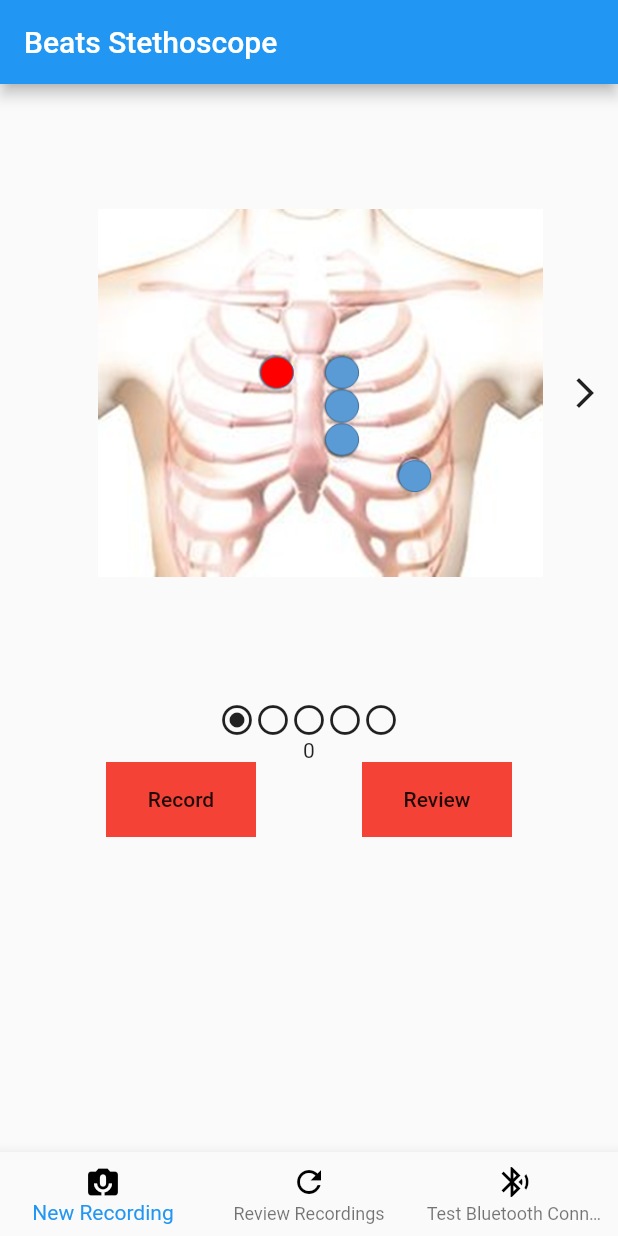
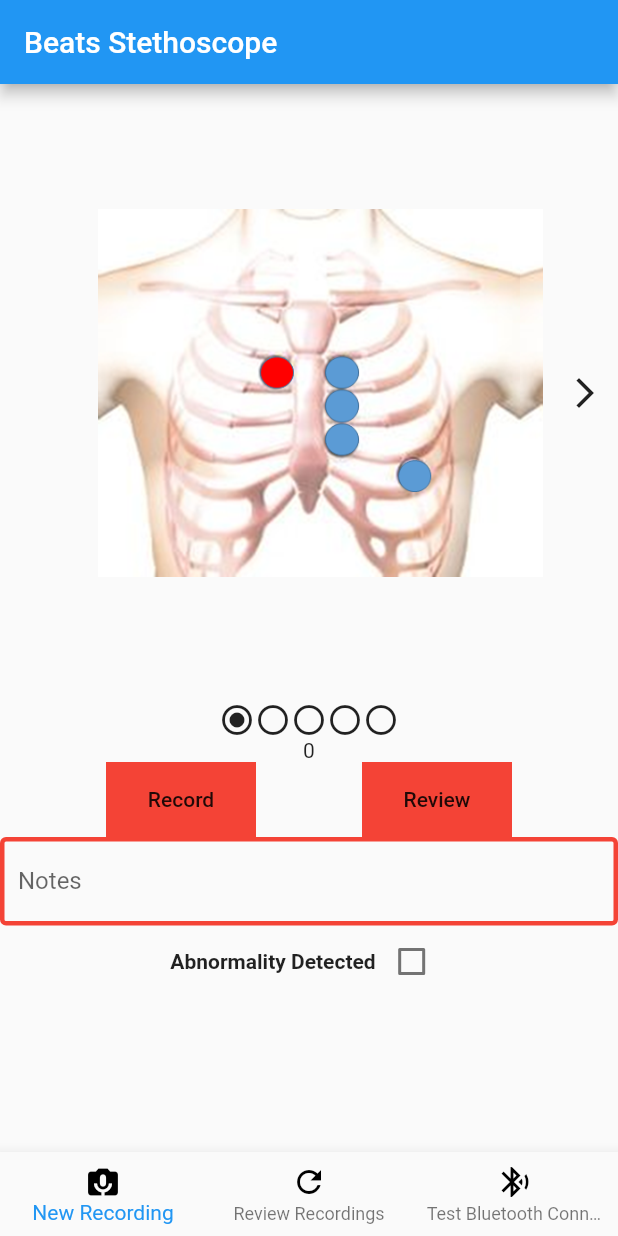
Before and after one commit to Rockwell-Holbrook/nursing_capstone, a Flutter app: the screen it shows after launch, on a phone screen of 412 x 824 dp. Run offline on Flutter 3.47's test engine with Material 2 defaults, Android fonts, the phone set to English and light mode, and no system bars; our stand-ins replace flutter_blue.

Commit message:
Added a text box and the abnormality check box.

```diff
--- a/mobile/lib/pages/home.dart
+++ b/mobile/lib/pages/home.dart
@@ -2,6 +2,7 @@ import 'package:flutter/material.dart';
 import 'package:mobile/widgets/carousel_dots.dart';
 import 'package:mobile/widgets/devices_dialog.dart';
 import 'package:mobile/widgets/carousel.dart';
+import 'package:mobile/widgets/form.dart';
 
 
 class Home extends StatefulWidget {
@@ -93,9 +94,10 @@ class _HomeState extends State<Home> {
                       child: Text('Review'),
                       onPressed: (){},
                     )
-                  ),
+                  )
                 ],
-              )
+              ),
+              BeatsForm(),
             ],
           ),
 
--- a/mobile/lib/widgets/form.dart
+++ b/mobile/lib/widgets/form.dart
@@ -0,0 +1,60 @@
+import 'package:flutter/material.dart';
+
+class BeatsForm extends StatefulWidget {
+@override
+  FormState createState() =>
+    new FormState();
+}
+
+class FormState extends State<BeatsForm> {
+  bool checkboxVal;
+
+  void initState() {
+    super.initState();
+    checkboxVal = false;
+  }
+
+  toggleState() {
+    checkboxVal = !checkboxVal;
+  }
+
+   @override
+  Widget build(BuildContext context) {
+    return new Form(
+      child: Column(
+        children: <Widget>[
+
+          TextField(
+            decoration: new InputDecoration(
+              enabledBorder: const OutlineInputBorder(
+                borderSide: const BorderSide(color: Colors.red, width: 3.0),
+              ),
+              labelText: "Notes"
+            )
+          ),
+          Row(
+            mainAxisAlignment: MainAxisAlignment.center,
+            children: <Widget>[
+              Text(
+                'Abnormality Detected',
+                textAlign: TextAlign.center,
+                overflow: TextOverflow.ellipsis,
+                style: TextStyle(fontWeight: FontWeight.bold),
+              ),
+              Checkbox(
+                value: checkboxVal,
+                onChanged: (bool value) {
+                  setState(() {
+                   checkboxVal = value;
+                  });
+                }
+              ),
+            ]
+          )
+
+        ]
+      )
+    );
+
+  }
+}
```
